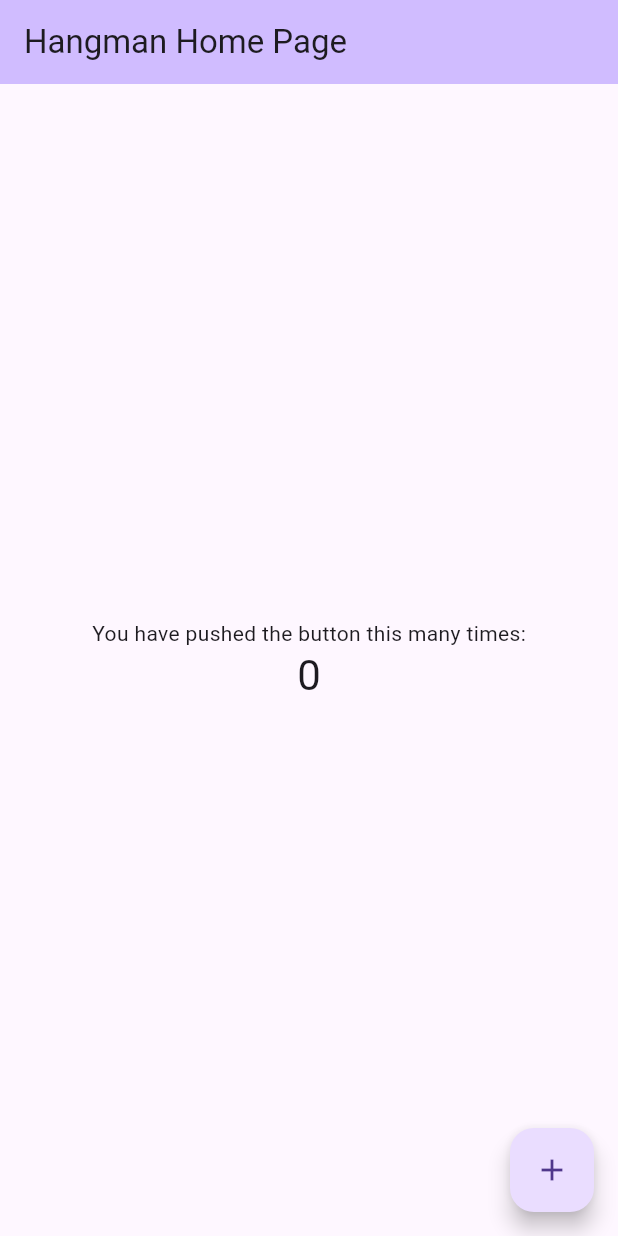
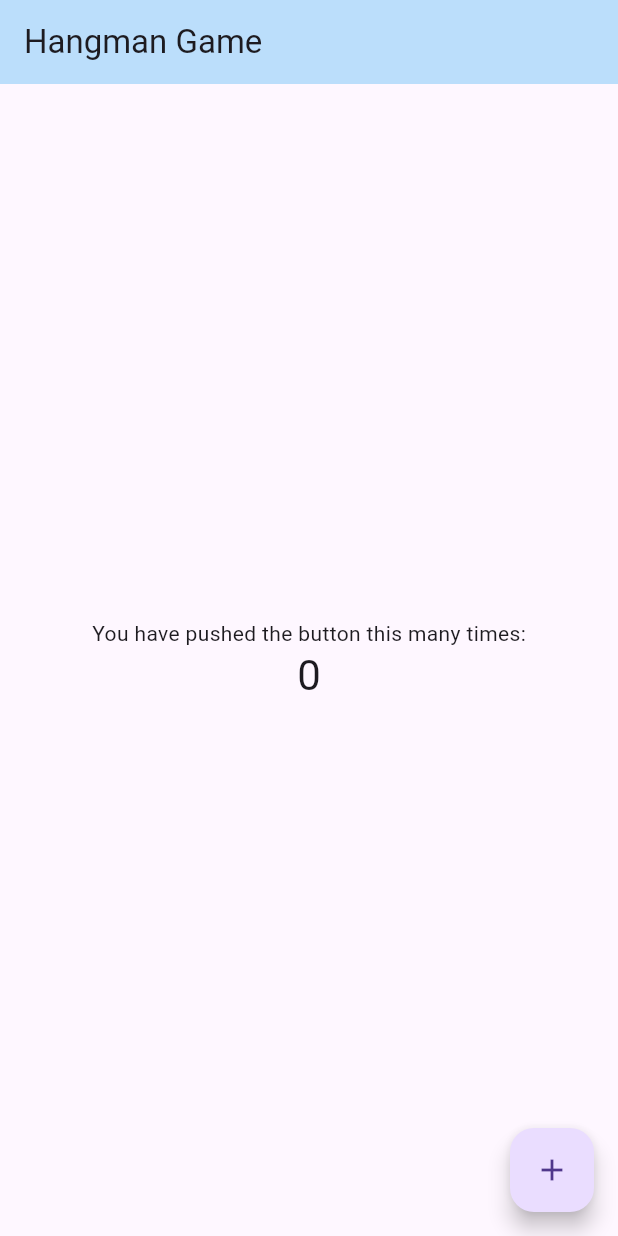
Before and after one commit to AntonyDerache/flutter_hangman_initiation, a Flutter app: the screen it shows after launch, on a phone screen of 412 x 824 dp. Run offline on Flutter 3.47's test engine with Material 3 defaults, Android fonts, the phone set to English and light mode, and no system bars.

Commit message:
setup project start point

```diff
--- a/lib/homepage.dart
+++ b/lib/example_click_counter.dart
@@ -1,15 +1,15 @@
 import 'package:flutter/material.dart';
 
-class MyHomePage extends StatefulWidget {
-  const MyHomePage({super.key, required this.title});
+class ClickCounter extends StatefulWidget {
+  const ClickCounter({super.key, required this.title});
 
   final String title;
 
   @override
-  State<MyHomePage> createState() => _MyHomePageState();
+  State<ClickCounter> createState() => _ClickCounter();
 }
 
-class _MyHomePageState extends State<MyHomePage> {
+class _ClickCounter extends State<ClickCounter> {
   int _counter = 0;
 
   void _incrementCounter() {
@@ -22,7 +22,7 @@ class _MyHomePageState extends State<MyHomePage> {
   Widget build(BuildContext context) {
     return Scaffold(
       appBar: AppBar(
-        backgroundColor: Theme.of(context).colorScheme.inversePrimary,
+        backgroundColor: Colors.blue.shade100,
         title: Text(widget.title),
       ),
       body: Center(
--- /dev/null
+++ b/lib/hangman.dart
@@ -0,0 +1,11 @@
+import 'package:flutter/material.dart';
+
+class Hangman extends StatelessWidget {
+  const Hangman({super.key});
+
+  @override
+  Widget build(BuildContext context) {
+    // TODO: implement build
+    throw UnimplementedError();
+  }
+}
--- a/lib/main.dart
+++ b/lib/main.dart
@@ -1,5 +1,5 @@
 import 'package:flutter/material.dart';
-import 'package:hangman_game/homepage.dart';
+import 'package:hangman_game/example_click_counter.dart';
 
 void main() {
   runApp(const MyApp());
@@ -12,7 +12,7 @@ class MyApp extends StatelessWidget {
   Widget build(BuildContext context) {
     return const MaterialApp(
       title: 'Hangman project',
-      home: MyHomePage(title: 'Hangman Home Page'),
+      home: ClickCounter(title: 'Hangman Game'),
     );
   }
 }
```
Also changed, not shown: 2 other files.
